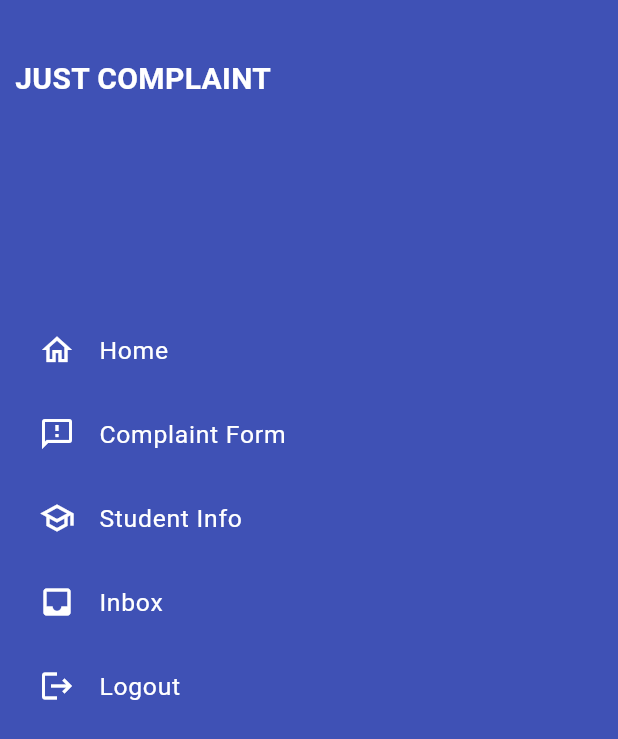
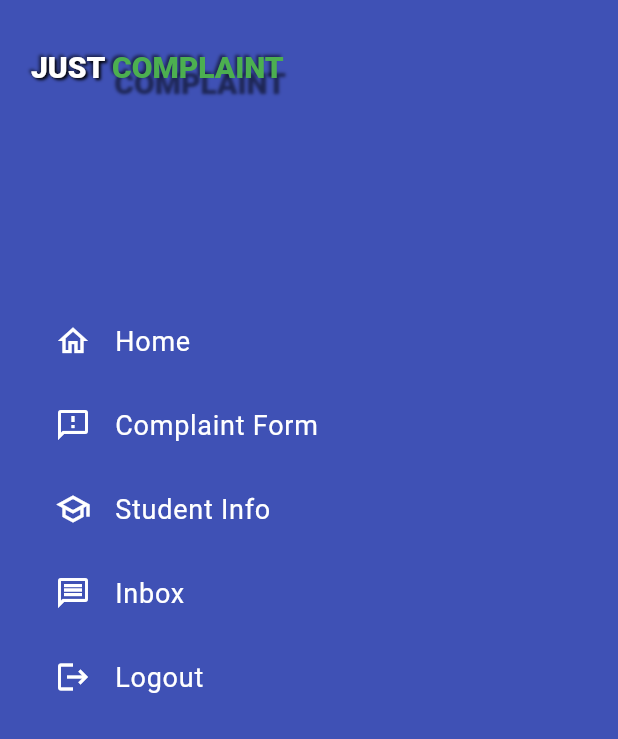
Before and after one commit to Miss-Sabrin/just_compliaint, a Flutter app: the CustomDrawer screen opened directly with empty values, on a phone screen of 412 x 824 dp. Shown: the top 739 px of the screen. Run offline on Flutter 3.47's test engine with Material 3 defaults, Android fonts, the phone set to English and light mode, and no system bars; drawn by our look-alikes of badges; our stand-ins replace after_layout, another_carousel_pro, flutter_slidable, flutter_staggered_animations, flutter_zoom_drawer, font_awesome_flutter and 3 more; missing offline and left inert: flutter_phone_direct_caller; accounts and stored records are empty.

Commit message:
response time

```diff
--- a/lib/model/menu_items.dart
+++ b/lib/model/menu_items.dart
@@ -11,7 +11,7 @@ class MenuItems {
   static const home = MenuItem(Icons.home_outlined, 'Home');
   static const complaintForm = MenuItem(Icons.feedback_outlined, 'Complaint Form');
   static const studentInfo = MenuItem(Icons.school_outlined, 'Student Info');
-  static const responseScreen = MenuItem( Icons.inbox,'Inbox'); // Add this line
+  static const responseScreen = MenuItem( Icons.message_outlined,'Inbox'); // Add this line
   static const logout = MenuItem(Icons.logout, 'Logout');
 
   static const all = <MenuItem>[
--- a/lib/widgets/custom_drawer.dart
+++ b/lib/widgets/custom_drawer.dart
@@ -2,6 +2,7 @@ import 'dart:math';
 
 import 'package:badges/badges.dart' as badges;
 import 'package:flutter/material.dart';
+import 'package:google_fonts/google_fonts.dart';
 import 'package:just_complaint/constant/constan.dart';
 import 'package:just_complaint/model/menu_items.dart';
 import 'package:just_complaint/provider/theme_provider.dart';
@@ -22,8 +23,11 @@ class CustomDrawer extends StatelessWidget {
   Widget build(BuildContext context) {
     final themeProvider = Provider.of<ThemeProvider>(context);
     bool isDarkMode = themeProvider.isDarkMode;
-    double screenWidth = MediaQuery.of(context).size.width;
-    double screenHeight = MediaQuery.of(context).size.height;
+
+    return LayoutBuilder(
+      builder: (context, constraints) {
+        double screenWidth = constraints.maxWidth;
+        double screenHeight = constraints.maxHeight;
 
         double maxTitleFontSize = 20.0;
         double maxSubtitleFontSize = 15.0;
@@ -33,7 +37,7 @@ class CustomDrawer extends StatelessWidget {
           backgroundColor: isDarkMode ? kNavyBlueColor : Colors.indigo,
           body: SafeArea(
             child: Padding(
-          padding: EdgeInsets.only(top: 30, bottom: 70, left: 10),
+              padding: EdgeInsets.only(top: screenHeight * 0.03, bottom: screenHeight * 0.07, left: screenWidth * 0.05),
               child: Column(
                 children: [
                   Row(
@@ -43,22 +47,52 @@ class CustomDrawer extends StatelessWidget {
                         mainAxisAlignment: MainAxisAlignment.spaceBetween,
                         children: [
                           SizedBox(height: screenHeight * 0.01),
-                      Text(
-                        'JUST COMPLAINT',
-                        style: TextStyle(
-                          color: isDarkMode ? Colors.white : Colors.white,
-                          fontSize: min(screenWidth * 0.05, maxTitleFontSize),
-                          fontWeight: FontWeight.bold,
+                          RichText(
+                            text: TextSpan(
+                              children: [
+                                TextSpan(
+                                  text: 'JUST ',
+                                  style: GoogleFonts.roboto(
+                                    color: Colors.white, // Change to your desired color
+                                    fontSize: min(screenWidth * 0.09, maxTitleFontSize),
+                                    fontWeight: FontWeight.w900, // Set numeric bold value
+                                    shadows: [
+                                      Shadow(
+                                        offset: Offset(1.5, 1.5),
+                                        blurRadius: 2.0,
+                                        color: Colors.black,
+                                      ),
+                                      Shadow(
+                                        offset: Offset(-1.5, -1.5),
+                                        blurRadius: 2.0,
+                                        color: Colors.black54,
+                                      ),
+                                    ],
                                   ),
                                 ),
-                      SizedBox(height: screenHeight * 0.005),
-                      // Text(
-                      //   'Jamhuriya Complaints',
-                      //   style: TextStyle(
-                      //     fontSize: min(screenWidth * 0.03, maxSubtitleFontSize),
-                      //     color: isDarkMode ? Colors.white70 : Colors.white70,
-                      //   ),
-                      // ),
+                                TextSpan(
+                                  text: 'COMPLAINT',
+                                  style: GoogleFonts.roboto(
+                                    color: Colors.green, // Change to your desired color
+                                    fontSize: min(screenWidth * 0.09, maxTitleFontSize),
+                                    fontWeight: FontWeight.w900, // Set numeric bold value
+                                    shadows: [
+                                      Shadow(
+                                        offset: Offset(1.5, 10.5),
+                                        blurRadius: 2.0,
+                                        color: Colors.black54,
+                                      ),
+                                      Shadow(
+                                        offset: Offset(-1.5, -1.5),
+                                        blurRadius: 2.0,
+                                        color: Colors.black54,
+                                      ),
+                                    ],
+                                  ),
+                                ),
+                              ],
+                            ),
+                          ),
                         ],
                       ),
                     ],
@@ -80,6 +114,8 @@ class CustomDrawer extends StatelessWidget {
               ),
             ),
           ),
+        );
+      },
     );
   }
 
@@ -105,7 +141,7 @@ class CustomDrawer extends StatelessWidget {
           item.title,
           style: TextStyle(
             color: isDarkMode ? Colors.white : Colors.white,
-            fontSize: min(screenWidth * 0.04, maxMenuFontSize),
+            fontSize: min(screenWidth * 0.06, maxMenuFontSize),
           ),
         ),
         onTap: () {
@@ -131,7 +167,7 @@ class CustomDrawer extends StatelessWidget {
           item.title,
           style: TextStyle(
             color: isDarkMode ? Colors.white : Colors.white,
-            fontSize: min(screenWidth * 0.04, maxMenuFontSize),
+            fontSize: min(screenWidth * 0.06, maxMenuFontSize),
           ),
         ),
         onTap: () {
--- a/pubspec.yaml
+++ b/pubspec.yaml
@@ -54,6 +54,8 @@ dependencies:
   flutter_slidable: ^3.1.1
   badges: ^3.1.2
   intl: ^0.19.0
+  google_fonts: ^6.2.1
+  robot: ^0.1.3
 
 
 
```
Also changed, not shown: images/just.png, pubspec.lock. Lines whose indentation alone changed are shown as unchanged.
